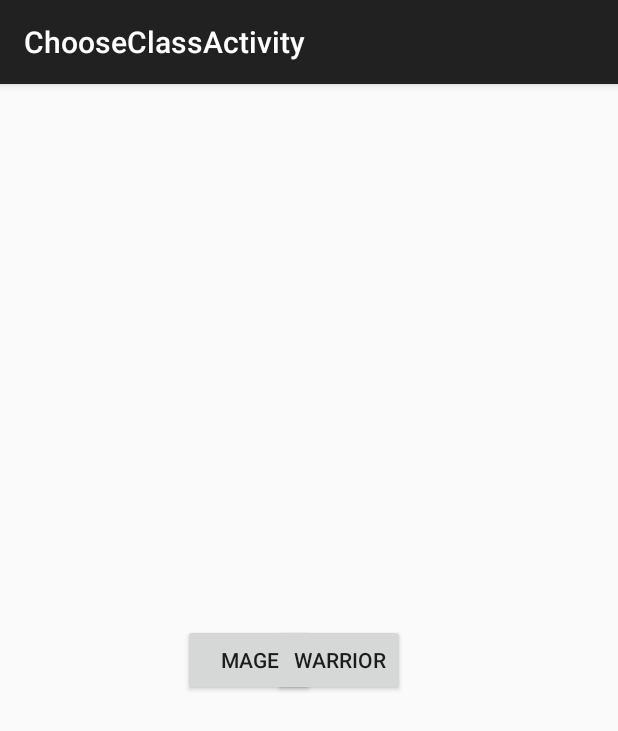
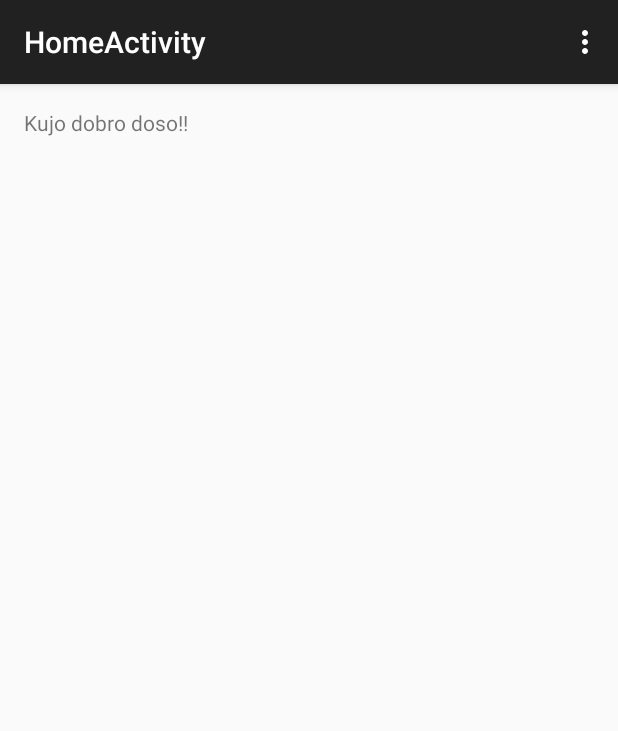
Before and after one commit to criticalbh/Arena-Fight-Android-Client, an Android app: the ChooseClassActivity screen opened directly, with no data from a screen before it, after a tap on "MAGE", on a phone screen of 412 x 824 dp. Shown: the top 731 px of the screen. Run offline under Robolectric (Android 15) with nearby library versions, the phone set to English and light mode, and no system bars; 6 statements that could not run were skipped.

Commit message:
Changed login logic, made more scalable design. added own event implementation

```diff
--- a/app/src/main/AndroidManifest.xml
+++ b/app/src/main/AndroidManifest.xml
@@ -26,6 +26,10 @@
             android:name=".activities.ChooseClassActivity"
             android:label="@string/title_activity_choose_class" >
         </activity>
+        <activity
+            android:name=".activities.HomeActivity"
+            android:label="@string/title_activity_home" >
+        </activity>
     </application>
 
 </manifest>
--- a/app/src/main/java/info/admirsabanovic/arenafight/activities/ChooseClassActivity.java
+++ b/app/src/main/java/info/admirsabanovic/arenafight/activities/ChooseClassActivity.java
@@ -1,10 +1,8 @@
 package info.admirsabanovic.arenafight.activities;
 
+import android.app.Activity;
 import android.content.Intent;
-import android.support.v7.app.ActionBarActivity;
 import android.os.Bundle;
-import android.view.Menu;
-import android.view.MenuItem;
 import android.view.View;
 import android.widget.Button;
 
@@ -12,9 +10,10 @@ import org.json.JSONException;
 import org.json.JSONObject;
 
 import info.admirsabanovic.arenafight.R;
+import info.admirsabanovic.arenafight.tcp.SocketIO;
 
 
-public class ChooseClassActivity extends ActionBarActivity {
+public class ChooseClassActivity extends Activity {
 
 
     Button btnMage;
@@ -24,6 +23,12 @@ public class ChooseClassActivity extends ActionBarActivity {
     protected void onCreate(Bundle savedInstanceState) {
         super.onCreate(savedInstanceState);
         setContentView(R.layout.activity_choose_class);
+
+        try {
+            obj = new JSONObject(getIntent().getStringExtra("json"));
+        } catch (JSONException e) {
+            e.printStackTrace();
+        }
 
         btnMage = (Button) findViewById(R.id.btnMage);
         btnWar = (Button) findViewById(R.id.btnWar);
@@ -44,16 +49,23 @@ public class ChooseClassActivity extends ActionBarActivity {
             }
         }
     };
+
+    private void savePlayer(){
+        SocketIO.getInstance().emit("savePlayer", obj);
+    }
+
     private void goToHome(int u_class){
-//        Intent intent = new Intent(this, HomeActivity.class);
-//        intent.setFlags(Intent.FLAG_ACTIVITY_CLEAR_TOP|Intent.FLAG_ACTIVITY_NO_ANIMATION);
-//        obj.remove("class");
-//        try {
-//            obj.put("class", u_class);
-//        } catch (JSONException e) {
-//            e.printStackTrace();
-//        }
-//        intent.putExtra("json", obj.toString());
-//        startActivity(intent);
+        Intent intent = new Intent(this, HomeActivity.class);
+        intent.setFlags(Intent.FLAG_ACTIVITY_CLEAR_TOP|Intent.FLAG_ACTIVITY_NO_ANIMATION);
+        obj.remove("class");
+        try {
+            obj.put("class", u_class);
+            obj.put("first_login", false);
+            savePlayer();
+        } catch (JSONException e) {
+            e.printStackTrace();
+        }
+        intent.putExtra("json", obj.toString());
+        startActivity(intent);
     }
 }
--- a/app/src/main/java/info/admirsabanovic/arenafight/activities/ChooseRaceActivity.java
+++ b/app/src/main/java/info/admirsabanovic/arenafight/activities/ChooseRaceActivity.java
@@ -55,7 +55,7 @@ public class ChooseRaceActivity extends Activity {
         } catch (JSONException e) {
             e.printStackTrace();
         }
-        intent.putExtra("race", obj.toString());
+        intent.putExtra("json", obj.toString());
         startActivity(intent);
     }
 }
--- a/app/src/main/java/info/admirsabanovic/arenafight/activities/HomeActivity.java
+++ b/app/src/main/java/info/admirsabanovic/arenafight/activities/HomeActivity.java
@@ -1,9 +1,40 @@
 package info.admirsabanovic.arenafight.activities;
 
-import android.app.Activity;
+import android.support.v7.app.ActionBarActivity;
+import android.os.Bundle;
+import android.view.Menu;
+import android.view.MenuItem;
 
-/**
- * Created by critical on 4/27/15.
- */
-public class HomeActivity extends Activity {
+import info.admirsabanovic.arenafight.R;
+
+public class HomeActivity extends ActionBarActivity {
+
+    @Override
+    protected void onCreate(Bundle savedInstanceState) {
+        super.onCreate(savedInstanceState);
+        setContentView(R.layout.activity_home);
+    }
+
+
+    @Override
+    public boolean onCreateOptionsMenu(Menu menu) {
+        // Inflate the menu; this adds items to the action bar if it is present.
+        getMenuInflater().inflate(R.menu.menu_home, menu);
+        return true;
+    }
+
+    @Override
+    public boolean onOptionsItemSelected(MenuItem item) {
+        // Handle action bar item clicks here. The action bar will
+        // automatically handle clicks on the Home/Up button, so long
+        // as you specify a parent activity in AndroidManifest.xml.
+        int id = item.getItemId();
+
+        //noinspection SimplifiableIfStatement
+        if (id == R.id.action_settings) {
+            return true;
+        }
+
+        return super.onOptionsItemSelected(item);
+    }
 }
--- /dev/null
+++ b/app/src/main/res/layout/activity_home.xml
@@ -0,0 +1,13 @@
+<RelativeLayout xmlns:android="http://schemas.android.com/apk/res/android"
+    xmlns:tools="http://schemas.android.com/tools" android:layout_width="match_parent"
+    android:layout_height="match_parent" android:paddingLeft="@dimen/activity_horizontal_margin"
+    android:paddingRight="@dimen/activity_horizontal_margin"
+    android:paddingTop="@dimen/activity_vertical_margin"
+    android:paddingBottom="@dimen/activity_vertical_margin"
+    tools:context="info.admirsabanovic.arenafight.activities.HomeActivity">
+
+    <TextView android:text="@string/hello_world" android:layout_width="wrap_content"
+        android:layout_height="wrap_content"
+        android:id="@+id/tekstnekisadzasadkojicebitiizbrisan" />
+
+</RelativeLayout>
--- /dev/null
+++ b/app/src/main/res/menu/menu_home.xml
@@ -0,0 +1,7 @@
+<menu xmlns:android="http://schemas.android.com/apk/res/android"
+    xmlns:app="http://schemas.android.com/apk/res-auto"
+    xmlns:tools="http://schemas.android.com/tools"
+    tools:context="info.admirsabanovic.arenafight.activities.HomeActivity">
+    <item android:id="@+id/action_settings" android:title="@string/action_settings"
+        android:orderInCategory="100" app:showAsAction="never" />
+</menu>
--- a/app/src/main/res/values/strings.xml
+++ b/app/src/main/res/values/strings.xml
@@ -1,9 +1,10 @@
 <resources>
     <string name="app_name">ArenaFight</string>
 
-    <string name="hello_world">Hello world!</string>
+    <string name="hello_world">Kujo dobro doso!!</string>
     <string name="action_settings">Settings</string>
     <string name="title_activity_choose_race">ChooseRaceActivity</string>
     <string name="title_activity_login">LoginActivity</string>
     <string name="title_activity_choose_class">ChooseClassActivity</string>
+    <string name="title_activity_home">HomeActivity</string>
 </resources>
```
